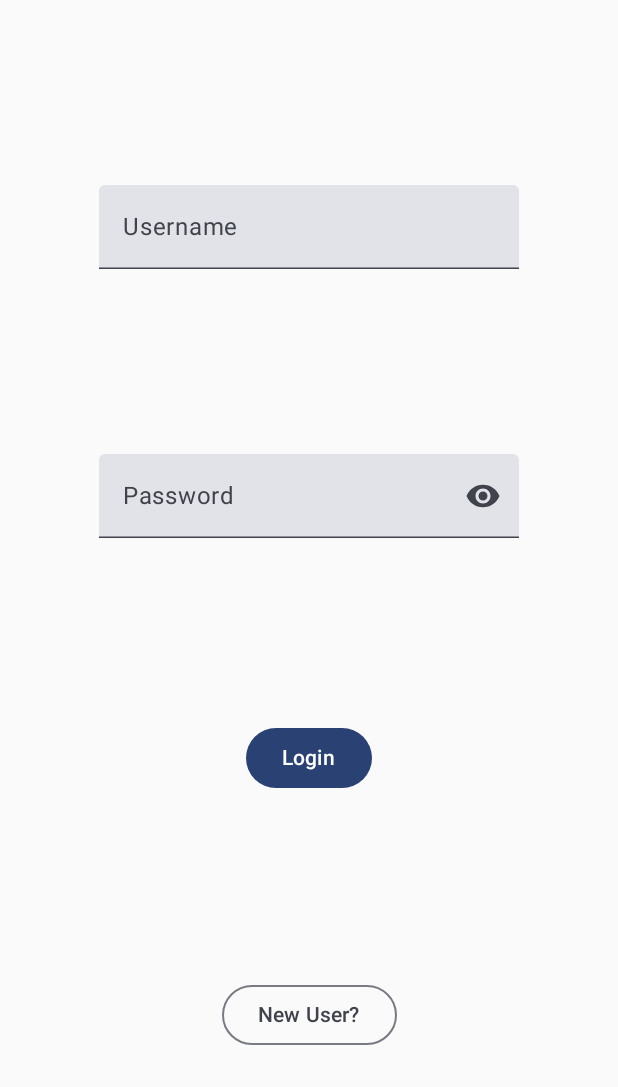
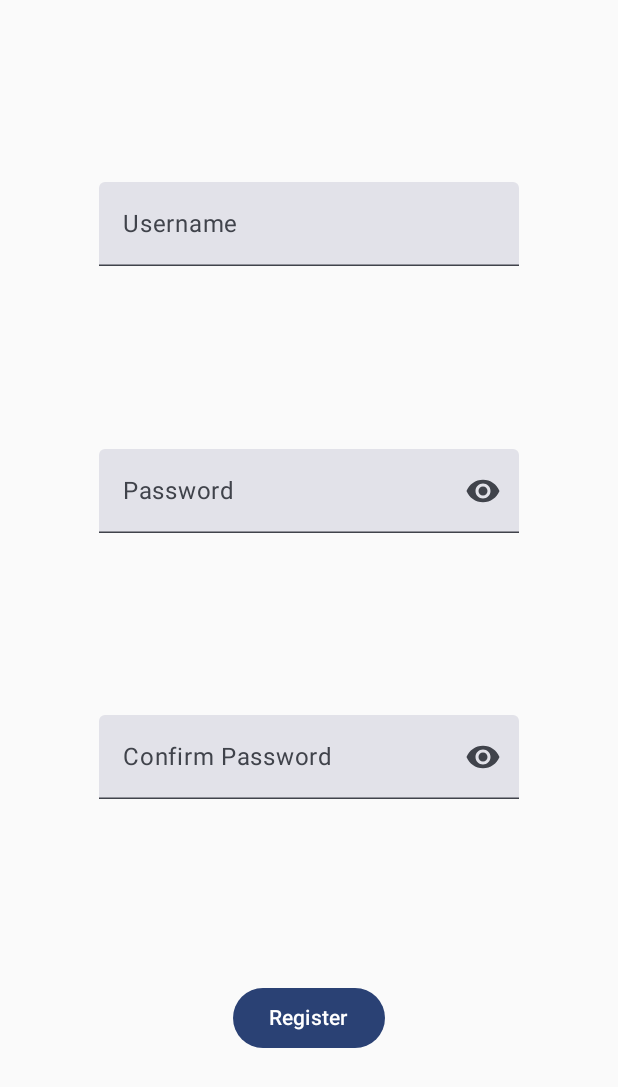
Before and after one commit to SaiDheerajPeketi/Major-Project-Android, an Android app built with Jetpack Compose: the screen it shows after launch (MainActivity before the commit, RegisterActivity after it), after a tap on "New User?", on a phone screen of 412 x 824 dp. Shown: the top 1087 px of the screen. Run offline under Robolectric (Android 15) with nearby library versions, the phone set to English and light mode, and no system bars.

Commit message:
Register Activity

```diff
--- a/app/build.gradle.kts
+++ b/app/build.gradle.kts
@@ -60,12 +60,14 @@ dependencies {
     implementation("androidx.compose.ui:ui-tooling-preview")
     implementation("androidx.compose.material3:material3")
     implementation(platform("androidx.compose:compose-bom:2023.08.00"))
+    implementation(platform("androidx.compose:compose-bom:2023.08.00"))
     testImplementation("junit:junit:4.13.2")
     androidTestImplementation("androidx.test.ext:junit:1.1.5")
     androidTestImplementation("androidx.test.espresso:espresso-core:3.5.1")
     androidTestImplementation(platform("androidx.compose:compose-bom:2023.08.00"))
     androidTestImplementation("androidx.compose.ui:ui-test-junit4")
     androidTestImplementation(platform("androidx.compose:compose-bom:2023.08.00"))
+    androidTestImplementation(platform("androidx.compose:compose-bom:2023.08.00"))
     debugImplementation("androidx.compose.ui:ui-tooling")
     debugImplementation("androidx.compose.ui:ui-test-manifest")
 }
--- a/app/src/main/AndroidManifest.xml
+++ b/app/src/main/AndroidManifest.xml
@@ -12,6 +12,11 @@
         android:supportsRtl="true"
         android:theme="@style/Theme.MiniProject"
         tools:targetApi="31">
+        <activity
+            android:name=".LiveDataActivity"
+            android:exported="false"
+            android:label="@string/title_activity_live_data"
+            android:theme="@style/Theme.MiniProject" />
         <activity
             android:name=".RegisterActivity"
             android:exported="false"
--- a/app/src/main/java/com/invincible/miniproject/MainActivity.kt
+++ b/app/src/main/java/com/invincible/miniproject/MainActivity.kt
@@ -100,7 +100,8 @@ class MainActivity : ComponentActivity() {
 
                     OutlinedButton(
                             onClick = {
-                                val intent: Intent = Intent()
+                                val intent: Intent = Intent(this@MainActivity, RegisterActivity::class.java)
+                                startActivity(intent)
                             }
                         ) {
                             Text(text = "New User?")
--- a/app/src/main/java/com/invincible/miniproject/RegisterActivity.kt
+++ b/app/src/main/java/com/invincible/miniproject/RegisterActivity.kt
@@ -1,14 +1,32 @@
 package com.invincible.miniproject
 
+import android.content.Intent
 import android.os.Bundle
 import androidx.activity.ComponentActivity
 import androidx.activity.compose.setContent
+import androidx.compose.foundation.layout.Arrangement
+import androidx.compose.foundation.layout.Column
 import androidx.compose.foundation.layout.fillMaxSize
+import androidx.compose.foundation.text.KeyboardOptions
+import androidx.compose.material3.Button
+import androidx.compose.material3.Icon
+import androidx.compose.material3.IconButton
 import androidx.compose.material3.MaterialTheme
+import androidx.compose.material3.OutlinedButton
 import androidx.compose.material3.Surface
 import androidx.compose.material3.Text
+import androidx.compose.material3.TextField
 import androidx.compose.runtime.Composable
+import androidx.compose.runtime.getValue
+import androidx.compose.runtime.mutableStateOf
+import androidx.compose.runtime.remember
+import androidx.compose.runtime.setValue
+import androidx.compose.ui.Alignment
 import androidx.compose.ui.Modifier
+import androidx.compose.ui.res.painterResource
+import androidx.compose.ui.text.input.KeyboardType
+import androidx.compose.ui.text.input.PasswordVisualTransformation
+import androidx.compose.ui.text.input.VisualTransformation
 import androidx.compose.ui.tooling.preview.Preview
 import com.invincible.miniproject.ui.theme.MiniProjectTheme
 
@@ -17,30 +35,95 @@ class RegisterActivity : ComponentActivity() {
         super.onCreate(savedInstanceState)
         setContent {
             MiniProjectTheme {
-                // A surface container using the 'background' color from the theme
-                Surface(
+                var userNameInput by remember {
+                    mutableStateOf("")
+                }
+                var password by remember {
+                    mutableStateOf("")
+                }
+                var passwordVisibility by remember {
+                    mutableStateOf(false)
+                }
+                var confirm_password by remember {
+                    mutableStateOf("")
+                }
+                var confirm_passwordVisibility by remember {
+                    mutableStateOf(false)
+                }
+                val icon = if (passwordVisibility)
+                    painterResource(id = R.drawable.show_star)
+                else
+                    painterResource(id = R.drawable.show_eye)
+                val confirm_icon = if (confirm_passwordVisibility)
+                    painterResource(id = R.drawable.show_star)
+                else
+                    painterResource(id = R.drawable.show_eye)
+
+                Column(
                     modifier = Modifier.fillMaxSize(),
-                    color = MaterialTheme.colorScheme.background
+                    verticalArrangement = Arrangement.SpaceEvenly,
+                    horizontalAlignment = Alignment.CenterHorizontally
                 ) {
-                    Greeting("Android")
+                    TextField(
+                        value = userNameInput,
+                        onValueChange = {
+                            userNameInput = it
+                        },
+                        placeholder = { Text(text = "Username") }
+                    )
+
+                    TextField(
+                        value = password,
+                        keyboardOptions = KeyboardOptions(keyboardType = KeyboardType.Password),
+                        onValueChange = {
+                            password = it
+                        },
+                        placeholder = { Text(text = "Password") },
+                        trailingIcon = {
+                            IconButton(onClick = {
+                                passwordVisibility = !passwordVisibility
+                            }) {
+                                Icon(
+                                    painter = icon,
+                                    contentDescription = "Visibility Icon"
+                                )
+                            }
+                        },
+                        visualTransformation = if (passwordVisibility) VisualTransformation.None
+                        else PasswordVisualTransformation()
+                    )
+
+                    TextField(
+                        value = confirm_password,
+                        keyboardOptions = KeyboardOptions(keyboardType = KeyboardType.Password),
+                        onValueChange = {
+                            confirm_password = it
+                        },
+                        placeholder = { Text(text = "Confirm Password") },
+                        trailingIcon = {
+                            IconButton(onClick = {
+                                confirm_passwordVisibility = !confirm_passwordVisibility
+                            }) {
+                                Icon(
+                                    painter = confirm_icon,
+                                    contentDescription = "Visibility Icon"
+                                )
+                            }
+                        },
+                        visualTransformation = if (confirm_passwordVisibility) VisualTransformation.None
+                        else PasswordVisualTransformation()
+                    )
+
+                    Button(
+                        onClick = {
+//                           Toast.makeText(this@MainActivity, userNameInput, Toast.LENGTH_LONG).show()
+//                           Toast.makeText(this@MainActivity, password, Toast.LENGTH_LONG).show()
+                        }
+                    ) {
+                        Text(text = "Register")
+                    }
                 }
             }
         }
     }
 }
-
-@Composable
-fun Greeting(name: String, modifier: Modifier = Modifier) {
-    Text(
-        text = "Hello $name!",
-        modifier = modifier
-    )
-}
-
-@Preview(showBackground = true)
-@Composable
-fun GreetingPreview() {
-    MiniProjectTheme {
-        Greeting("Android")
-    }
-}
--- a/app/src/main/res/values/strings.xml
+++ b/app/src/main/res/values/strings.xml
@@ -1,4 +1,5 @@
 <resources>
     <string name="app_name">MiniProject</string>
     <string name="title_activity_register">RegisterActivity</string>
+    <string name="title_activity_live_data">LiveDataActivity</string>
 </resources>
```
Also changed, not shown: app/src/main/java/com/invincible/miniproject/LiveDataActivity.kt (added, +46 -0 lines).
